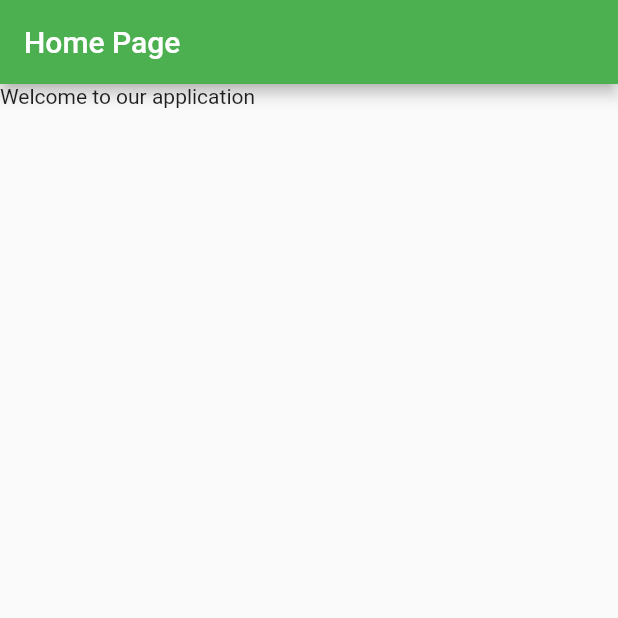
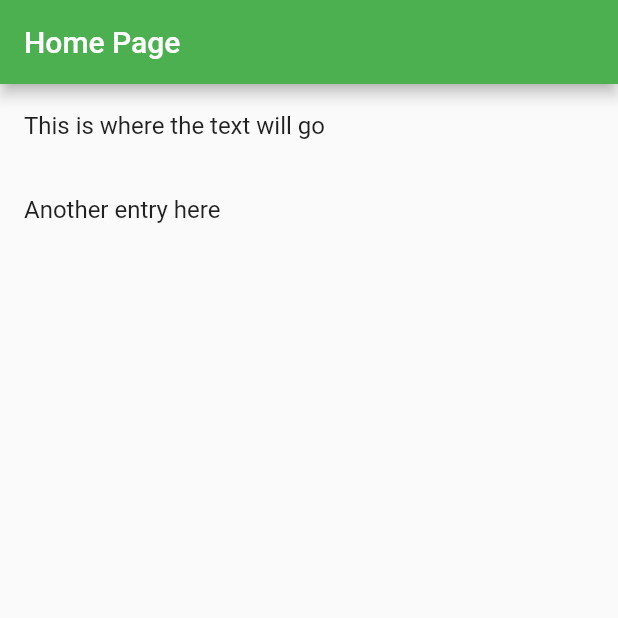
Before and after one commit to TallyCodes/swiddledick_news, a Flutter app: the screen it shows after launch, on a phone screen of 412 x 824 dp, the top half of it. Run offline on Flutter 3.47's test engine with Material 2 defaults, Android fonts, the phone set to English and light mode, and no system bars.

Commit message:
updated readme and added some structure to the main page

```diff
--- a/lib/main.dart
+++ b/lib/main.dart
@@ -23,8 +23,24 @@ class MainScaffold extends StatelessWidget {
         title: Text("Home Page"),
       ),
       body: Container(
-        child: Text("Welcome to our application"),
+        child: MainListView(),
       ),
     );
   }
 }
+
+class MainListView extends StatelessWidget {
+  @override
+  Widget build(BuildContext context) {
+    return ListView(
+      children: <Widget>[
+        ListTile(
+          title: Text("This is where the text will go"),
+        ),
+        ListTile(
+          title: Text("Another entry here"),
+        )
+      ],
+    );
+  }
+}
```
Also changed, not shown: 1 other file.
